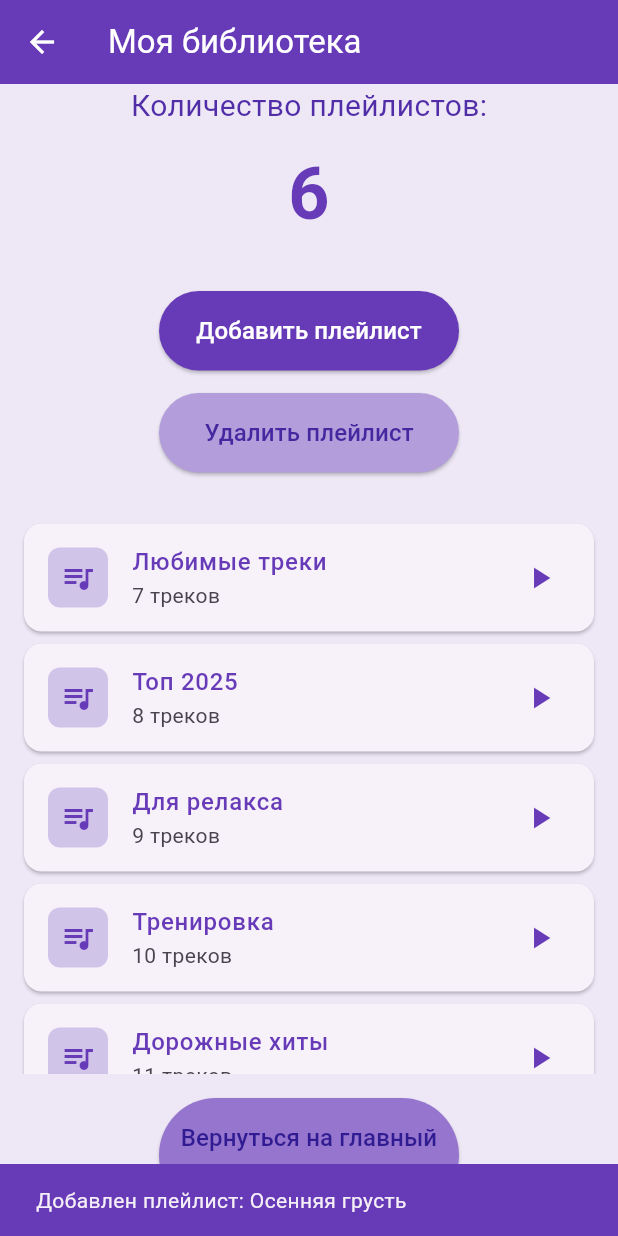
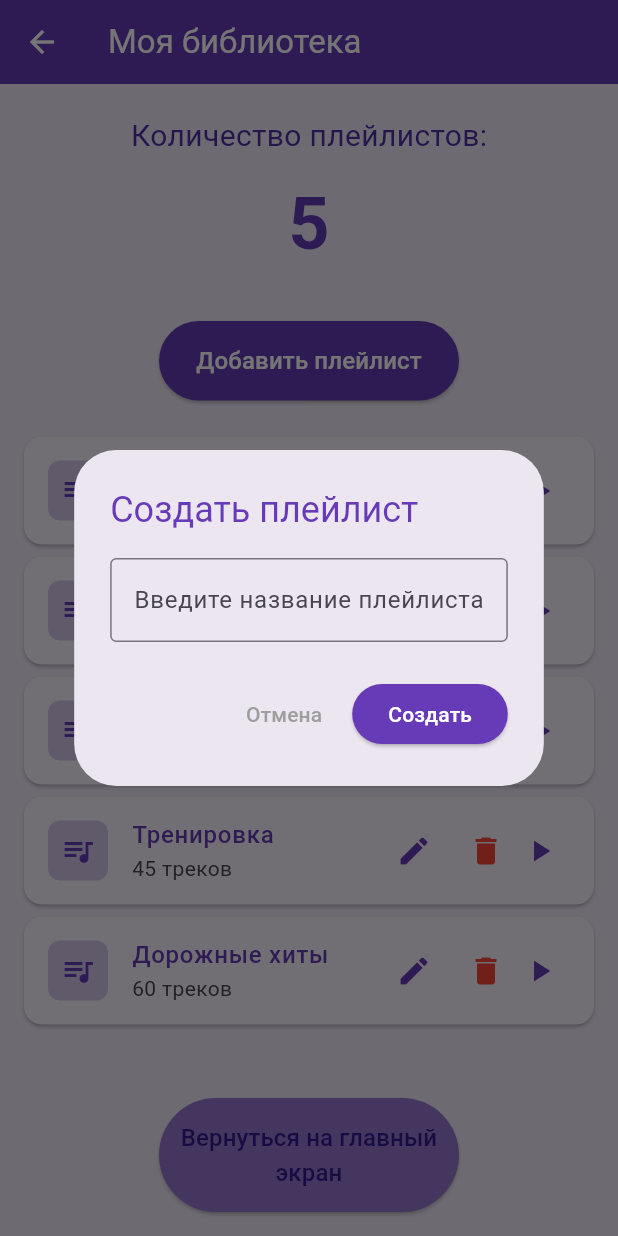
Before and after one commit to mifoxti/lyakhov_prac_1, a Flutter app: the LibraryScreen screen opened directly, after a tap on "Добавить плейлист", on a phone screen of 412 x 824 dp. Run offline on Flutter 3.47's test engine with Material 3 defaults, Android fonts, the phone set to English and light mode, and no system bars.

Commit message:
Реализация добавления/удаления плейлистов при помощи Widget-а ListView.Builder в файле library_screen.dart

```diff
--- a/lib/screens/library_screen.dart
+++ b/lib/screens/library_screen.dart
@@ -8,46 +8,157 @@ class LibraryScreen extends StatefulWidget {
 }
 
 class _LibraryScreenState extends State<LibraryScreen> {
-  int _playlistCount = 5;
-  final List<String> _playlistNames = [
-    'Любимые треки',
-    'Топ 2025',
-    'Для релакса',
-    'Тренировка',
-    'Дорожные хиты',
-    'Осенняя грусть',
-    'Летний хит-парад',
-    'Рабочий фокус',
-    'Вечеринка',
-    'Романтическое настроение'
+  final List<Map<String, dynamic>> _playlists = [
+    {'id': 1, 'name': 'Любимые треки', 'count': 125},
+    {'id': 2, 'name': 'Топ 2025', 'count': 50},
+    {'id': 3, 'name': 'Для релакса', 'count': 30},
+    {'id': 4, 'name': 'Тренировка', 'count': 45},
+    {'id': 5, 'name': 'Дорожные хиты', 'count': 60},
   ];
 
+  int _nextId = 6;
+  final TextEditingController _playlistNameController = TextEditingController();
+  final TextEditingController _editPlaylistNameController = TextEditingController();
+
   void _addPlaylist() {
-    if (_playlistCount < 10) {
+    showDialog(
+      context: context,
+      builder: (BuildContext context) {
+        return AlertDialog(
+          title: const Text(
+            'Создать плейлист',
+            style: TextStyle(color: Colors.deepPurple),
+          ),
+          content: TextField(
+            controller: _playlistNameController,
+            decoration: const InputDecoration(
+              hintText: 'Введите название плейлиста',
+              border: OutlineInputBorder(),
+            ),
+          ),
+          actions: [
+            TextButton(
+              onPressed: () {
+                Navigator.of(context).pop();
+                _playlistNameController.clear();
+              },
+              child: const Text(
+                'Отмена',
+                style: TextStyle(color: Colors.grey),
+              ),
+            ),
+            ElevatedButton(
+              onPressed: () {
+                final playlistName = _playlistNameController.text.trim();
+                if (playlistName.isNotEmpty) {
                   setState(() {
-        _playlistCount++;
+                    _playlists.add({
+                      'id': _nextId++,
+                      'name': playlistName,
+                      'count': 0,
+                    });
                   });
                   ScaffoldMessenger.of(context).showSnackBar(
                     SnackBar(
-          content: Text('Добавлен плейлист: ${_playlistNames[_playlistCount-1]}'),
+                      content: Text('Плейлист "$playlistName" создан'),
                       backgroundColor: Colors.deepPurple,
                     ),
                   );
+                  Navigator.of(context).pop();
+                  _playlistNameController.clear();
                 }
+              },
+              style: ElevatedButton.styleFrom(
+                backgroundColor: Colors.deepPurple,
+              ),
+              child: const Text(
+                'Создать',
+                style: TextStyle(color: Colors.white),
+              ),
+            ),
+          ],
+        );
+      },
+    );
   }
 
-  void _removePlaylist() {
-    if (_playlistCount > 1) {
+  void _editPlaylist(int index) {
+    _editPlaylistNameController.text = _playlists[index]['name'];
+    showDialog(
+      context: context,
+      builder: (BuildContext context) {
+        return AlertDialog(
+          title: const Text(
+            'Редактировать плейлист',
+            style: TextStyle(color: Colors.deepPurple),
+          ),
+          content: TextField(
+            controller: _editPlaylistNameController,
+            decoration: const InputDecoration(
+              hintText: 'Введите новое название',
+              border: OutlineInputBorder(),
+            ),
+          ),
+          actions: [
+            TextButton(
+              onPressed: () {
+                Navigator.of(context).pop();
+                _editPlaylistNameController.clear();
+              },
+              child: const Text(
+                'Отмена',
+                style: TextStyle(color: Colors.grey),
+              ),
+            ),
+            ElevatedButton(
+              onPressed: () {
+                final newName = _editPlaylistNameController.text.trim();
+                if (newName.isNotEmpty) {
                   setState(() {
-        _playlistCount--;
+                    _playlists[index]['name'] = newName;
                   });
                   ScaffoldMessenger.of(context).showSnackBar(
                     SnackBar(
-          content: const Text('Плейлист удален'),
+                      content: Text('Плейлист переименован в "$newName"'),
+                      backgroundColor: Colors.deepPurple,
+                    ),
+                  );
+                  Navigator.of(context).pop();
+                  _editPlaylistNameController.clear();
+                }
+              },
+              style: ElevatedButton.styleFrom(
+                backgroundColor: Colors.deepPurple,
+              ),
+              child: const Text(
+                'Сохранить',
+                style: TextStyle(color: Colors.white),
+              ),
+            ),
+          ],
+        );
+      },
+    );
+  }
+
+  void _removePlaylist(int index) {
+    final playlistName = _playlists[index]['name'];
+    setState(() {
+      _playlists.removeAt(index);
+    });
+    ScaffoldMessenger.of(context).showSnackBar(
+      SnackBar(
+        content: Text('Плейлист "$playlistName" удален'),
         backgroundColor: Colors.deepPurple[300],
       ),
     );
   }
+
+  @override
+  void dispose() {
+    _playlistNameController.dispose();
+    _editPlaylistNameController.dispose();
+    super.dispose();
   }
 
   @override
@@ -59,9 +170,12 @@ class _LibraryScreenState extends State<LibraryScreen> {
         backgroundColor: Colors.deepPurple,
         foregroundColor: Colors.white,
       ),
-      body: Center(
+      body: Column(
+        children: [
+          // Верхняя часть с информацией
+          Padding(
+            padding: const EdgeInsets.all(20.0),
             child: Column(
-          mainAxisAlignment: MainAxisAlignment.center,
               children: [
                 // Текущее количество плейлистов
                 Text(
@@ -73,7 +187,7 @@ class _LibraryScreenState extends State<LibraryScreen> {
                 ),
                 const SizedBox(height: 10),
                 Text(
-              '$_playlistCount',
+                  '${_playlists.length}',
                   style: const TextStyle(
                     fontSize: 48,
                     fontWeight: FontWeight.bold,
@@ -100,33 +214,16 @@ class _LibraryScreenState extends State<LibraryScreen> {
                     ),
                   ),
                 ),
-            const SizedBox(height: 15),
-
-            // Кнопка "Удалить плейлист"
-            SizedBox(
-              width: 200,
-              child: ElevatedButton(
-                onPressed: _removePlaylist,
-                style: ElevatedButton.styleFrom(
-                  backgroundColor: Colors.deepPurple[200],
-                  padding: const EdgeInsets.symmetric(vertical: 15),
-                ),
-                child: Text(
-                  'Удалить плейлист',
-                  style: TextStyle(
-                    fontSize: 16,
-                    color: Colors.deepPurple[800],
+              ],
             ),
           ),
-              ),
-            ),
-            const SizedBox(height: 30),
 
           // Список плейлистов
           Expanded(
             child: ListView.builder(
-                itemCount: _playlistCount,
+              itemCount: _playlists.length,
               itemBuilder: (context, index) {
+                final playlist = _playlists[index];
                 return Card(
                   margin: const EdgeInsets.symmetric(horizontal: 16, vertical: 4),
                   child: ListTile(
@@ -140,14 +237,29 @@ class _LibraryScreenState extends State<LibraryScreen> {
                       child: Icon(Icons.queue_music, color: Colors.deepPurple),
                     ),
                     title: Text(
-                        _playlistNames[index],
+                      playlist['name'],
                       style: const TextStyle(
                         fontWeight: FontWeight.w500,
                         color: Colors.deepPurple,
                       ),
                     ),
-                      subtitle: Text('${index + 7} треков'),
-                      trailing: const Icon(Icons.play_arrow, color: Colors.deepPurple),
+                    subtitle: Text('${playlist['count']} треков'),
+                    trailing: Row(
+                      mainAxisSize: MainAxisSize.min,
+                      children: [
+                        IconButton(
+                          onPressed: () => _editPlaylist(index),
+                          icon: const Icon(Icons.edit, color: Colors.deepPurple),
+                          tooltip: 'Редактировать',
+                        ),
+                        IconButton(
+                          onPressed: () => _removePlaylist(index),
+                          icon: const Icon(Icons.delete, color: Colors.red),
+                          tooltip: 'Удалить',
+                        ),
+                        const Icon(Icons.play_arrow, color: Colors.deepPurple),
+                      ],
+                    ),
                   ),
                 );
               },
@@ -180,7 +292,6 @@ class _LibraryScreenState extends State<LibraryScreen> {
           ),
         ],
       ),
-      ),
     );
   }
 }
```
Lines whose indentation alone changed are shown as unchanged.
